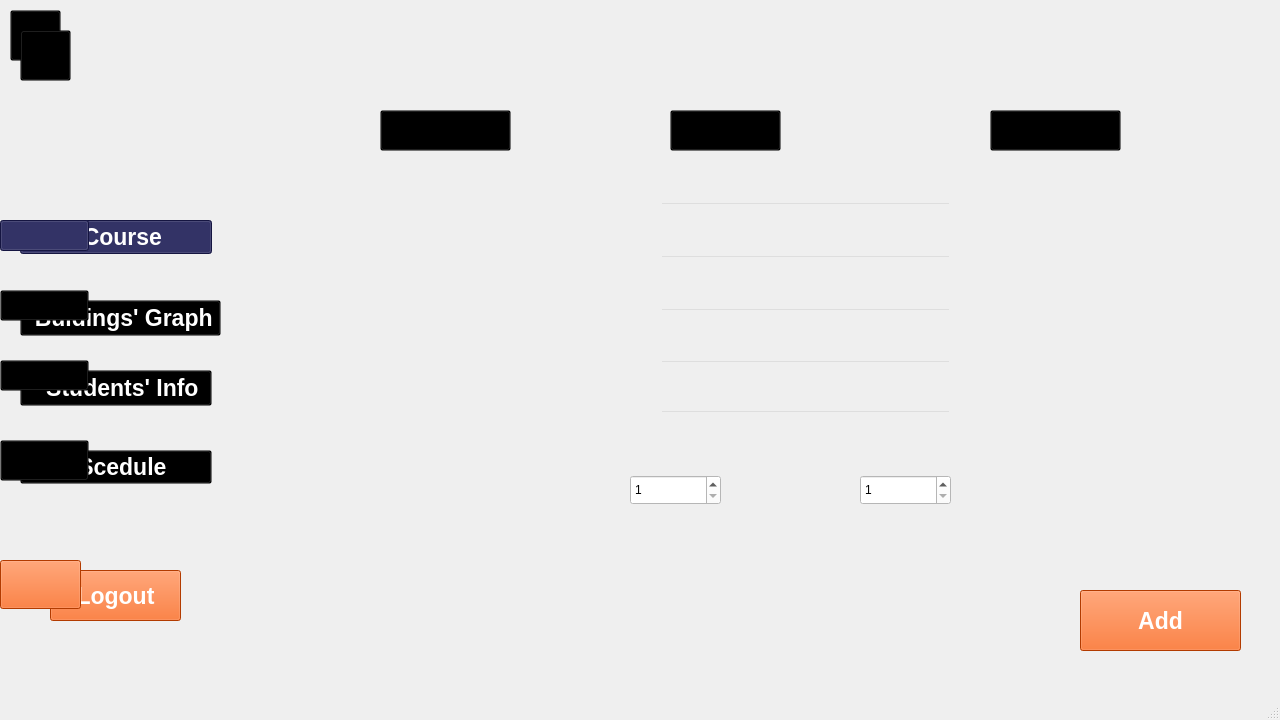
This is WranaSection/Admin_View.ui in SEGA-ABBASYA/Data_Structures as Qt 5 draws it before an edit. The edited form follows.
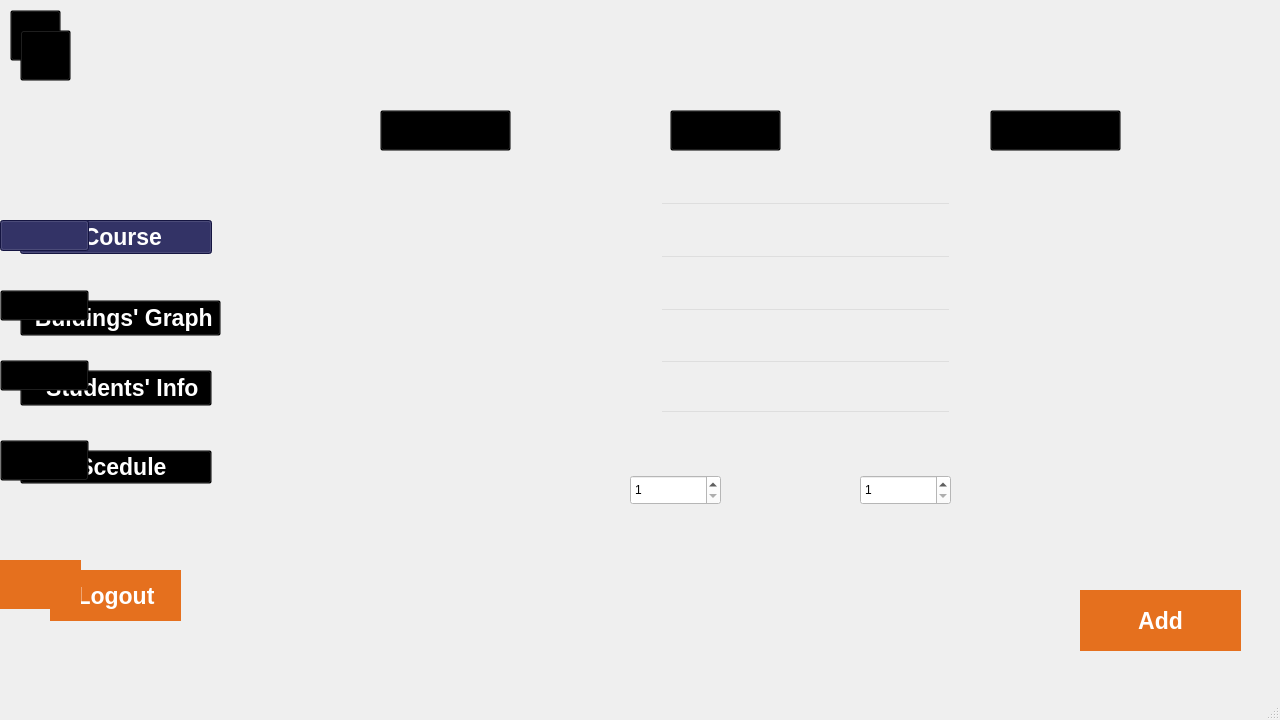
This is the edited form. The open tabs and pages were chosen to show the change. Icons and pictures are not drawn.

```diff
--- a/WranaSection/Admin_View.ui
+++ b/WranaSection/Admin_View.ui
@@ -83,8 +83,12 @@
       </rect>
      </property>
      <property name="styleSheet">
-      <string notr="true">background-color: rgb(249, 83, 0);
-background-image: url(:/assists/All_Materials/Rectangle 1380.png);</string>
+      <string notr="true">background-image: url(:/assists/All_Materials/Rectangle 1380.png);
+color: rgb(255, 255, 255);
+background-color: rgb(229, 112, 30);
+border-radius:50%;
+border: none;
+</string>
      </property>
      <property name="text">
       <string/>
@@ -2067,13 +2071,12 @@
          </font>
         </property>
         <property name="styleSheet">
-         <string notr="true">QPushButton{
-	background-color: rgb(249, 83, 0);
-background-image: url(:/assists/All_Materials/Rectangle 1380.png);
-
+         <string notr="true">background-image: url(:/assists/All_Materials/Rectangle 1380.png);
 color: rgb(255, 255, 255);
-	
-}</string>
+background-color: rgb(229, 112, 30);
+border-radius:50%;
+border: none;
+</string>
         </property>
         <property name="text">
          <string>Add</string>
@@ -3005,13 +3008,12 @@
       </font>
      </property>
      <property name="styleSheet">
-      <string notr="true">QPushButton{
-	background-color: rgb(249, 83, 0);
-background-image: url(:/assists/All_Materials/Rectangle 1380.png);
-
+      <string notr="true">background-image: url(:/assists/All_Materials/Rectangle 1380.png);
 color: rgb(255, 255, 255);
-	
-}</string>
+background-color: rgb(229, 112, 30);
+border-radius:50%;
+border: none;
+</string>
      </property>
      <property name="text">
       <string>Logout</string>
```
Left out of the diff: 46 changed lines with no effect on the pictures.
